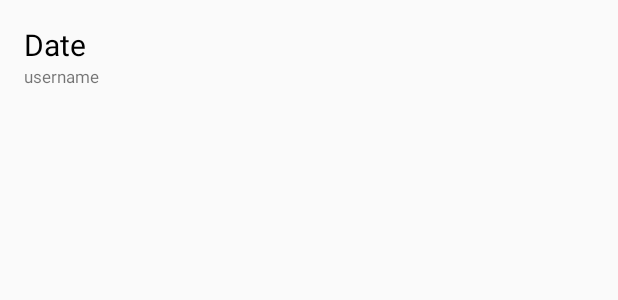
After one commit to alberttai1/topicfuelandroid, an Android app: the layout activity_category.xml on its own in the app's theme, with its tools: preview values and no code run, on a phone screen of 412 x 824 dp. The commit adds this screen. Shown: the top 300 px of the screen. Run offline under Robolectric (Android 15) with nearby library versions, the phone set to English and light mode, and no system bars.

Commit message:
started working on main category page. got table view and one row to appear

```diff
--- /dev/null
+++ b/TopicFuel/app/src/main/java/com/topicfuel/topicfuel/cards/CategoriesViewController.java
@@ -0,0 +1,16 @@
+package com.topicfuel.topicfuel.cards;
+
+import android.app.Activity;
+import android.os.Bundle;
+
+/**
+ * Created by umarazhar on 15-08-25.
+ */
+public class CategoriesViewController extends Activity {
+
+    protected void onCreate(Bundle savedInstanceState) {
+        super.onCreate(savedInstanceState);
+
+
+    }
+}
--- /dev/null
+++ b/TopicFuel/app/src/main/res/layout/activity_category.xml
@@ -0,0 +1,40 @@
+<?xml version="1.0" encoding="utf-8"?>
+<RelativeLayout xmlns:android="http://schemas.android.com/apk/res/android"
+    android:layout_width="match_parent"
+    android:layout_height="match_parent"
+    android:paddingLeft="@dimen/activity_horizontal_margin"
+    android:paddingRight="@dimen/activity_horizontal_margin"
+    android:paddingTop="@dimen/activity_vertical_margin"
+    android:paddingBottom="@dimen/activity_vertical_margin">
+
+    <TableLayout
+        android:layout_width="fill_parent"
+        android:layout_height="fill_parent">
+
+        <TableRow
+            android:layout_width="fill_parent"
+            android:layout_height="wrap_content">
+            <LinearLayout
+                android:layout_width="fill_parent"
+                android:layout_height="wrap_content"
+                android:orientation="vertical">
+
+                <TextView
+                    android:layout_width="fill_parent"
+                    android:layout_height="wrap_content"
+                    android:text="Date"
+                    android:textSize="20dp"
+                    android:textColor="@color/black"/>
+
+                <TextView
+                    android:layout_width="fill_parent"
+                    android:layout_height="wrap_content"
+                    android:text="username"
+                    android:textSize="11dp"/>
+            </LinearLayout>
+
+        </TableRow>
+
+    </TableLayout>
+
+</RelativeLayout>
--- a/TopicFuel/app/src/main/res/layout/activity_main.xml
+++ b/TopicFuel/app/src/main/res/layout/activity_main.xml
@@ -6,5 +6,4 @@
     android:paddingBottom="@dimen/activity_vertical_margin" tools:context=".MainActivity">
 
 
-
 </RelativeLayout>
--- /dev/null
+++ b/TopicFuel/app/src/main/res/values/colors.xml
@@ -0,0 +1,4 @@
+<?xml version="1.0" encoding="utf-8"?>
+<resources>
+    <color name="black">#000000</color>
+</resources>
```
Also changed, not shown: 1 other file.
